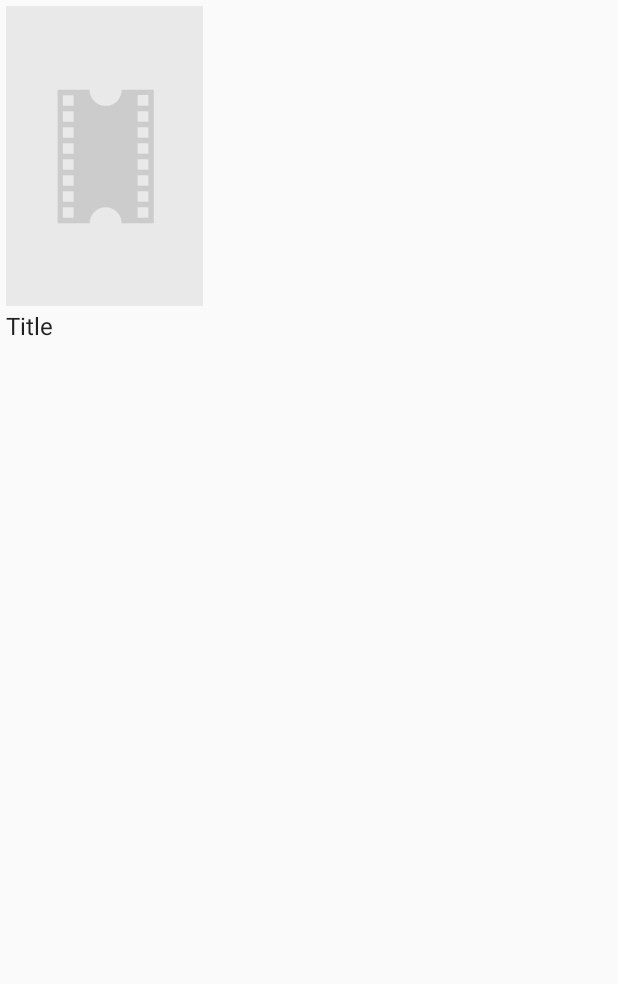
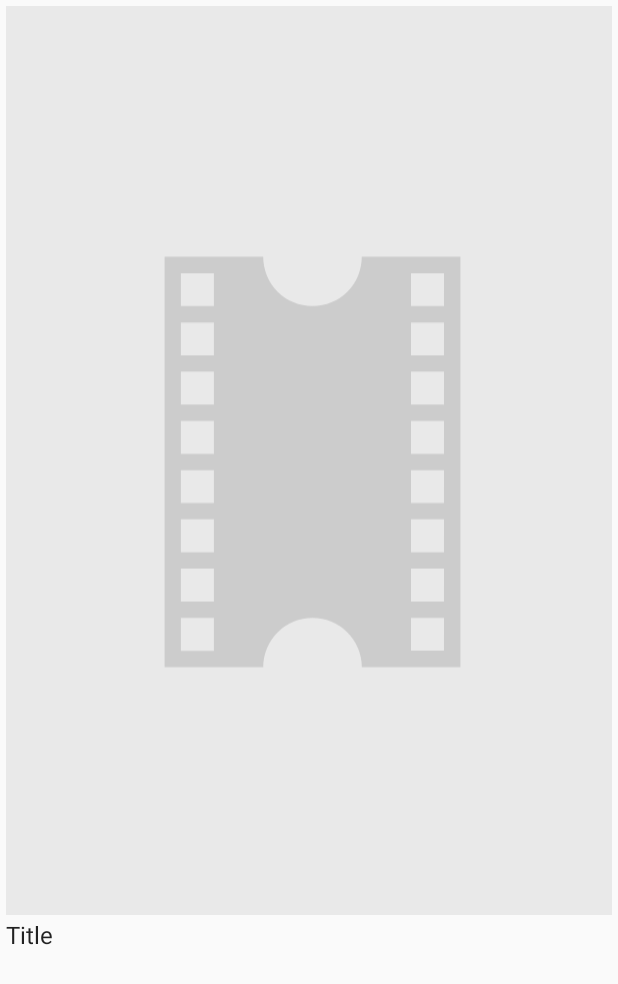
Before and after one commit to marcinOz/WhatToWatch, an Android app: the layout movie_list_content.xml on its own in the app's theme, with its tools: preview values and no code run, on a phone screen of 412 x 824 dp. Shown: the top 984 px of the screen. Run offline under Robolectric (Android 15) with nearby library versions, the phone set to English and light mode, and no system bars.

Commit message:
small view fixes

```diff
--- a/app/src/main/res/layout/movie_list_content.xml
+++ b/app/src/main/res/layout/movie_list_content.xml
@@ -1,31 +1,38 @@
 <?xml version="1.0" encoding="utf-8"?>
-<LinearLayout xmlns:android="http://schemas.android.com/apk/res/android"
+<android.support.constraint.ConstraintLayout xmlns:android="http://schemas.android.com/apk/res/android"
+  xmlns:app="http://schemas.android.com/apk/res-auto"
   xmlns:tools="http://schemas.android.com/tools"
-  android:layout_width="wrap_content"
+  android:layout_width="match_parent"
   android:layout_height="wrap_content"
-  android:orientation="vertical"
   android:foreground="?attr/selectableItemBackgroundBorderless"
   android:padding="@dimen/card_margins">
 
   <ImageView
     android:id="@+id/poster"
-    android:layout_width="wrap_content"
-    android:layout_height="200dp"
+    android:layout_width="0dp"
+    android:layout_height="0dp"
     android:background="@color/grey"
+    android:contentDescription="@string/poster"
     android:scaleType="centerCrop"
     android:transitionName="@string/poster"
-    tools:srcCompat="@drawable/vod_default_poster"
-    android:contentDescription="@string/poster" />
+    app:layout_constraintDimensionRatio="2:3"
+    app:layout_constraintLeft_toLeftOf="parent"
+    app:layout_constraintRight_toRightOf="parent"
+    app:layout_constraintTop_toTopOf="parent"
+    tools:srcCompat="@drawable/vod_default_poster" />
 
   <TextView
     android:id="@+id/title"
     android:layout_width="match_parent"
     android:layout_height="wrap_content"
     android:layout_marginTop="2dp"
+    android:ellipsize="end"
+    android:maxLines="1"
+    android:textAlignment="center"
+    android:textAppearance="?attr/textAppearanceListItem"
     android:transitionName="@string/title"
-    android:textAppearance="?attr/textAppearanceListItem"
-    android:maxLines="1"
-    android:ellipsize="end"
-    android:textAlignment="center"
-    tools:text="Title"/>
-</LinearLayout>
+    app:layout_constraintLeft_toLeftOf="parent"
+    app:layout_constraintRight_toRightOf="parent"
+    app:layout_constraintTop_toBottomOf="@+id/poster"
+    tools:text="Title" />
+</android.support.constraint.ConstraintLayout>
--- a/app/src/main/res/values/dimens.xml
+++ b/app/src/main/res/values/dimens.xml
@@ -1,7 +1,7 @@
 <?xml version="1.0" encoding="utf-8"?>
 <resources>
     <dimen name="fab_margin">16dp</dimen>
-    <dimen name="details_app_bar_height">250dp</dimen>
+    <dimen name="details_app_bar_height">220dp</dimen>
     <dimen name="item_width">660dp</dimen>
     <dimen name="text_margin">16dp</dimen>
     <dimen name="text_margin_small">8dp</dimen>
--- a/versions.gradle
+++ b/versions.gradle
@@ -1,5 +1,5 @@
 ext {
-  minSdkVersion = 18
+  minSdkVersion = 21
   compileSdkVersion = 27
 
   buildToolsVersion = '28.0.0'
```
